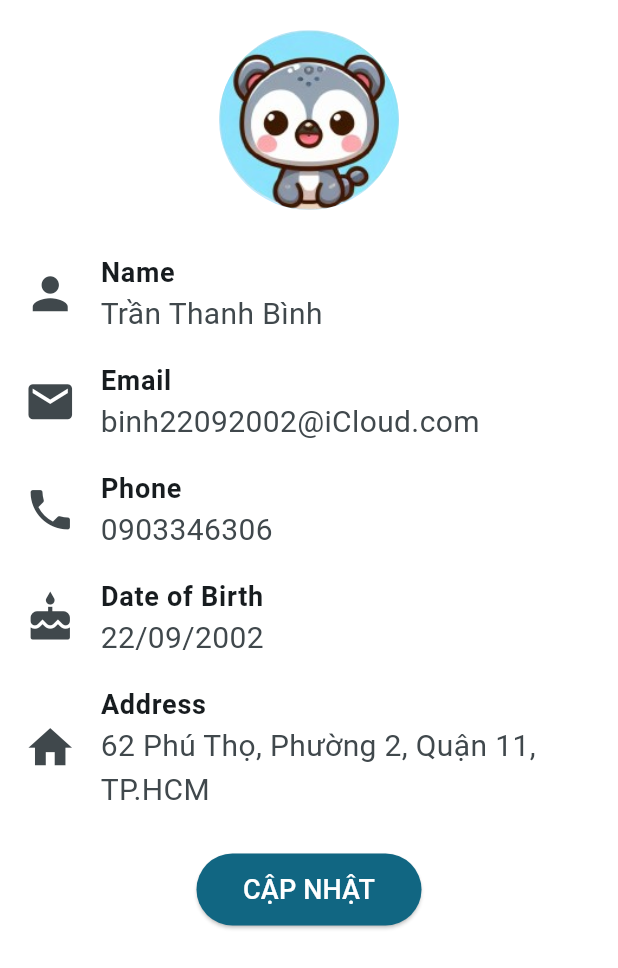
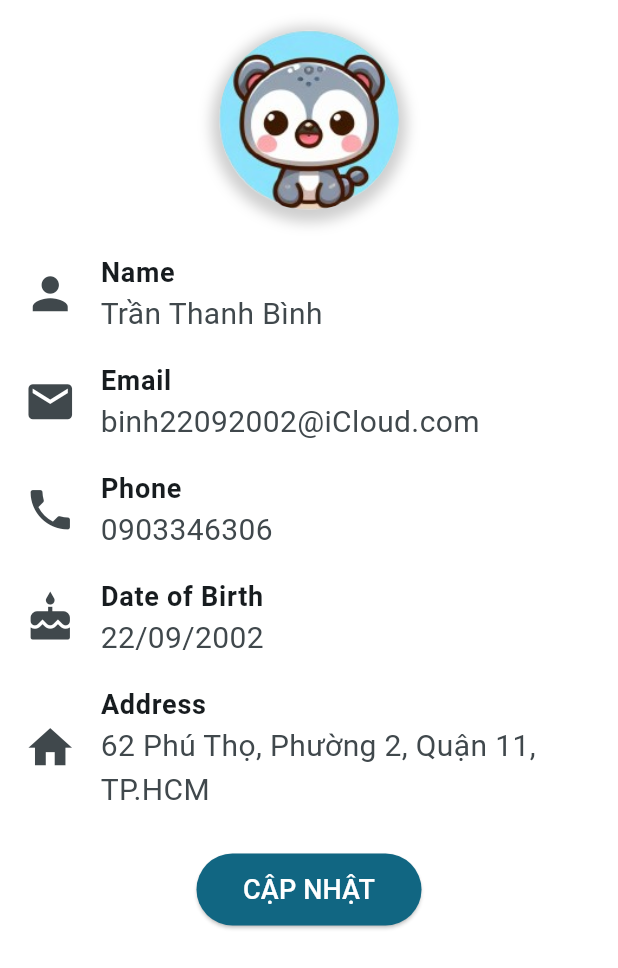
Before and after one commit to choco-is-me/motor_bike, a Flutter app: the ProfilePage screen opened directly, on a phone screen of 412 x 824 dp. Shown: the top 968 px of the screen. Run offline on Flutter 3.47's test engine with Material 3 defaults, Android fonts, the phone set to English and light mode, and no system bars; our stand-ins replace go_router.

Commit message:
Add shadow to profile image

```diff
--- a/lib/profile.dart
+++ b/lib/profile.dart
@@ -16,9 +16,24 @@ class ProfilePage extends StatelessWidget {
         children: <Widget>[
           SizedBox(height: 20),
           Center(
-            child: CircleAvatar(
-              radius: 60,
-              backgroundImage: AssetImage('assets/avatar2.png'),
+            child: Container(
+              width: 120.0,
+              height: 120.0,
+              decoration: BoxDecoration(
+                shape: BoxShape.circle,
+                image: DecorationImage(
+                  fit: BoxFit.fill,
+                  image: AssetImage('assets/avatar2.png'),
+                ),
+                boxShadow: [
+                  BoxShadow(
+                    color: Colors.grey.withOpacity(0.5),
+                    spreadRadius: 5,
+                    blurRadius: 7,
+                    offset: Offset(0, 3), // changes position of shadow
+                  ),
+                ],
+              ),
             ),
           ),
           SizedBox(height: 20),
```
